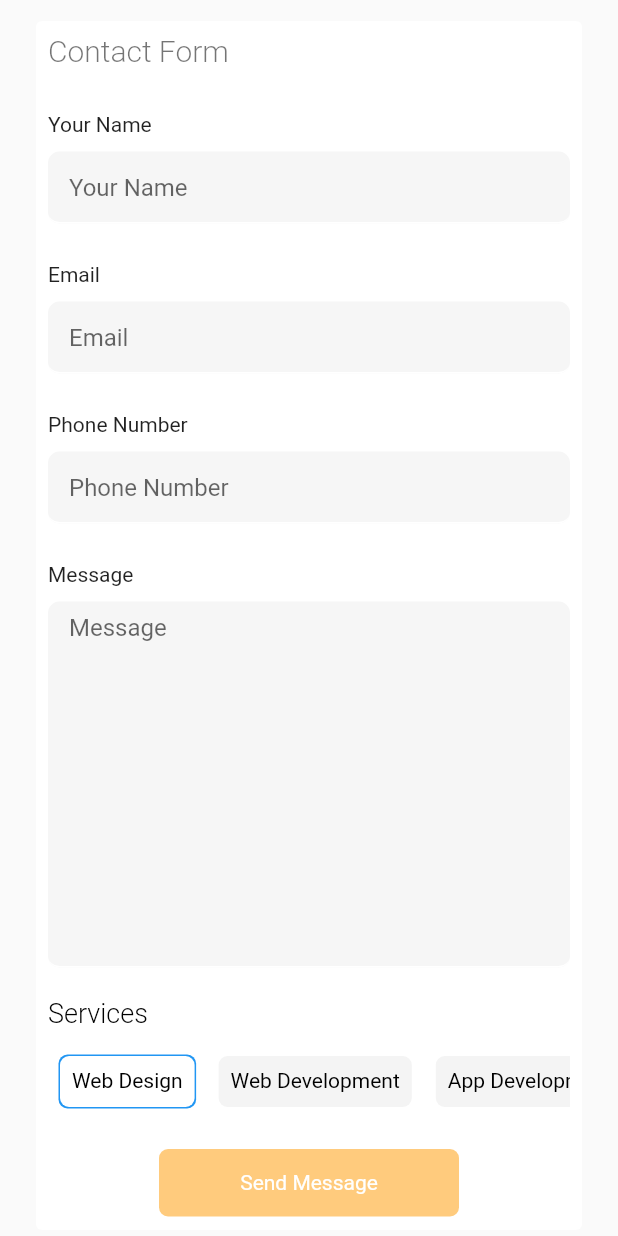
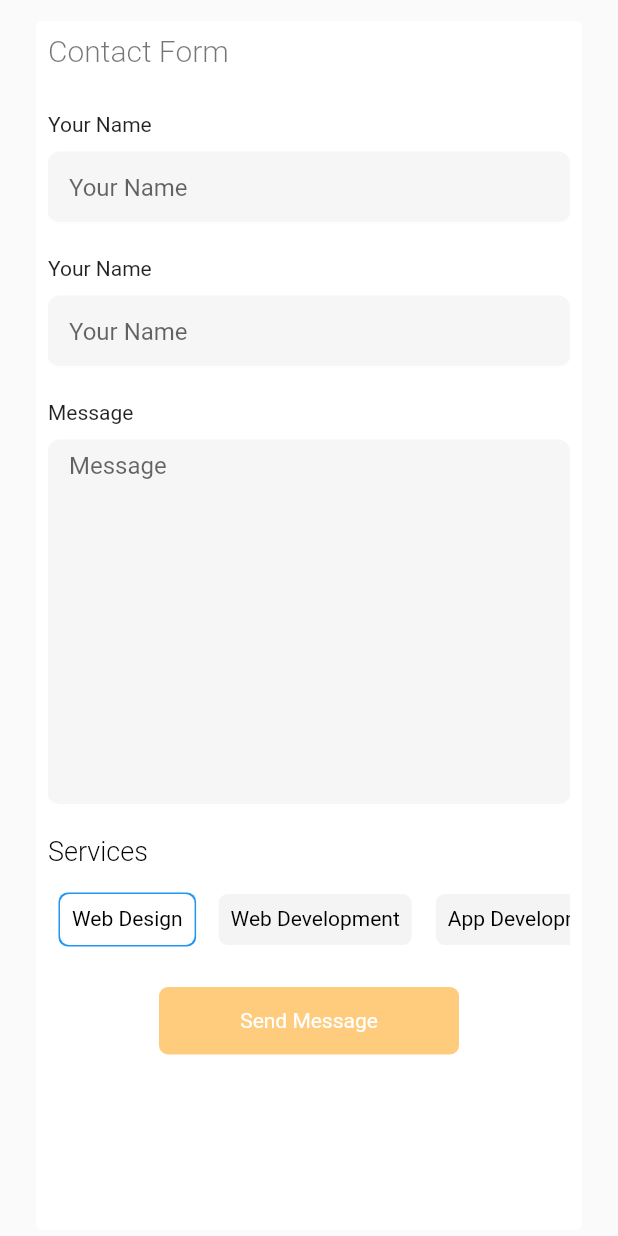
Before and after one commit to imtheguna/gktwinapp, a Flutter app: the ContactPageMobile widget shown alone on an empty page, opened directly with empty values, on a phone screen of 412 x 824 dp. Run offline on Flutter 3.47's test engine with Material 2 defaults, Android fonts, the phone set to English and light mode, and no system bars; drawn by our look-alikes of velocity_x; our stand-ins replace cloud_firestore, extended_image, firebase_core, firebase_storage, font_awesome_flutter, google_fonts and 3 more; missing offline and left inert: appinio_video_player, dart:html; accounts and stored records are empty.

Commit message:
first commit

```diff
--- a/lib/pages/contact.dart
+++ b/lib/pages/contact.dart
@@ -56,26 +56,144 @@ class ContactPageMobile extends StatelessWidget {
                 const SizedBox(
                   height: 20,
                 ),
-                MyInput(
-                  textHeight: 60,
-                  text: "Your Name",
-                  controller: namecontroller,
-                  maxline: 1,
-                  height: 100,
+                Column(
+                  crossAxisAlignment: CrossAxisAlignment.start,
+                  mainAxisAlignment: MainAxisAlignment.start,
+                  children: [
+                    const SizedBox(
+                      height: 10,
+                    ),
+                    Text("Your Name"),
+                    const SizedBox(
+                      height: 10,
+                    ),
+                    Container(
+                      height: 60,
+                      child: TextField(
+                        // autofocus: false,
+                        maxLines: 1,
+                        //focusNode: fn,
+                        controller: namecontroller,
+                        decoration: InputDecoration(
+                          filled: true,
+                          fillColor: const Color.fromARGB(31, 178, 178, 178),
+                          hintText: "Your Name",
+                          contentPadding: const EdgeInsets.only(
+                              left: 14.0, bottom: 8.0, top: 8.0),
+                          focusedBorder: OutlineInputBorder(
+                            borderSide: const BorderSide(color: Colors.white),
+                            borderRadius: BorderRadius.circular(7.7),
+                          ),
+                          enabledBorder: UnderlineInputBorder(
+                            borderSide: BorderSide(color: Colors.white),
+                            borderRadius: BorderRadius.circular(7.7),
+                          ),
+                        ),
+                        // validator: (value) {
+                        //   if (widget.text == "Email") {
+                        //     final bool emailValid = RegExp(
+                        //             r"^[a-zA-Z0-9.a-zA-Z0-9.!#$%&'*+-/=?^_`{|}~]+@[a-zA-Z0-9]+\.[a-zA-Z]+")
+                        //         .hasMatch(value!);
+                        //     if (!emailValid) return "Invalid Email";
+                        //     return null;
+                        //   }
+                        //   if (widget.text == 'Phone Number') {
+                        //     final bool emailValid =
+                        //         RegExp(r'(^(?:[+0]9)?[0-9]{10,12}$)').hasMatch(value!);
+                        //     if (!emailValid) return "Invalid Number";
+                        //     return null;
+                        //   }
+                        //   if (value!.isEmpty) {
+                        //     return '${widget.text} empty';
+                        //   } else if (value.length < 3) {
+                        //     return '${widget.text} short';
+                        //   }
+
+                        //   return null;
+                        // },
+                      ),
+                    ),
+                  ],
                 ),
-                MyInput(
-                  textHeight: 60,
-                  text: 'Email',
-                  controller: emailcontroller,
-                  maxline: 1,
-                  height: 100,
-                ),
-                MyInput(
-                  textHeight: 60,
-                  text: 'Phone Number',
-                  controller: phonecontroller,
-                  maxline: 1,
-                  height: 100,
+                // MyInput(
+                //   textHeight: 60,
+                //   text: "Your Name",
+                //   controller: namecontroller,
+                //   maxline: 1,
+                //   height: 100,
+                // ),
+                // MyInput(
+                //   textHeight: 60,
+                //   text: 'Email',
+                //   controller: emailcontroller,
+                //   maxline: 1,
+                //   height: 100,
+                // ),
+                // MyInput(
+                //   textHeight: 60,
+                //   text: 'Phone Number',
+                //   controller: phonecontroller,
+                //   maxline: 1,
+                //   height: 100,
+                // ),
+                Column(
+                  crossAxisAlignment: CrossAxisAlignment.start,
+                  mainAxisAlignment: MainAxisAlignment.start,
+                  children: [
+                    const SizedBox(
+                      height: 10,
+                    ),
+                    Text("Your Name"),
+                    const SizedBox(
+                      height: 10,
+                    ),
+                    Container(
+                      height: 60,
+                      child: TextField(
+                        // autofocus: false,
+                        maxLines: 1,
+                        //focusNode: fn,
+                        controller: namecontroller,
+                        decoration: InputDecoration(
+                          filled: true,
+                          fillColor: const Color.fromARGB(31, 178, 178, 178),
+                          hintText: "Your Name",
+                          contentPadding: const EdgeInsets.only(
+                              left: 14.0, bottom: 8.0, top: 8.0),
+                          focusedBorder: OutlineInputBorder(
+                            borderSide: const BorderSide(color: Colors.white),
+                            borderRadius: BorderRadius.circular(7.7),
+                          ),
+                          enabledBorder: UnderlineInputBorder(
+                            borderSide: BorderSide(color: Colors.white),
+                            borderRadius: BorderRadius.circular(7.7),
+                          ),
+                        ),
+                        // validator: (value) {
+                        //   if (widget.text == "Email") {
+                        //     final bool emailValid = RegExp(
+                        //             r"^[a-zA-Z0-9.a-zA-Z0-9.!#$%&'*+-/=?^_`{|}~]+@[a-zA-Z0-9]+\.[a-zA-Z]+")
+                        //         .hasMatch(value!);
+                        //     if (!emailValid) return "Invalid Email";
+                        //     return null;
+                        //   }
+                        //   if (widget.text == 'Phone Number') {
+                        //     final bool emailValid =
+                        //         RegExp(r'(^(?:[+0]9)?[0-9]{10,12}$)').hasMatch(value!);
+                        //     if (!emailValid) return "Invalid Number";
+                        //     return null;
+                        //   }
+                        //   if (value!.isEmpty) {
+                        //     return '${widget.text} empty';
+                        //   } else if (value.length < 3) {
+                        //     return '${widget.text} short';
+                        //   }
+
+                        //   return null;
+                        // },
+                      ),
+                    ),
+                  ],
                 ),
                 Container(
                   height: 300,
@@ -93,7 +211,7 @@ class ContactPageMobile extends StatelessWidget {
                       ),
                       Container(
                         height: 250,
-                        child: TextFormField(
+                        child: TextField(
                           maxLines: 12,
                           controller: msgcontroller,
                           decoration: InputDecoration(
@@ -111,15 +229,15 @@ class ContactPageMobile extends StatelessWidget {
                               borderRadius: BorderRadius.circular(7.7),
                             ),
                           ),
-                          validator: (value) {
-                            if (value!.isEmpty) {
-                              return 'Message empty';
-                            } else if (value.length < 10) {
-                              return 'Message short';
-                            }
+                          // validator: (value) {
+                          //   if (value!.isEmpty) {
+                          //     return 'Message empty';
+                          //   } else if (value.length < 10) {
+                          //     return 'Message short';
+                          //   }
 
-                            return null;
-                          },
+                          //   return null;
+                          // },
                         ),
                       ),
                     ],
```
